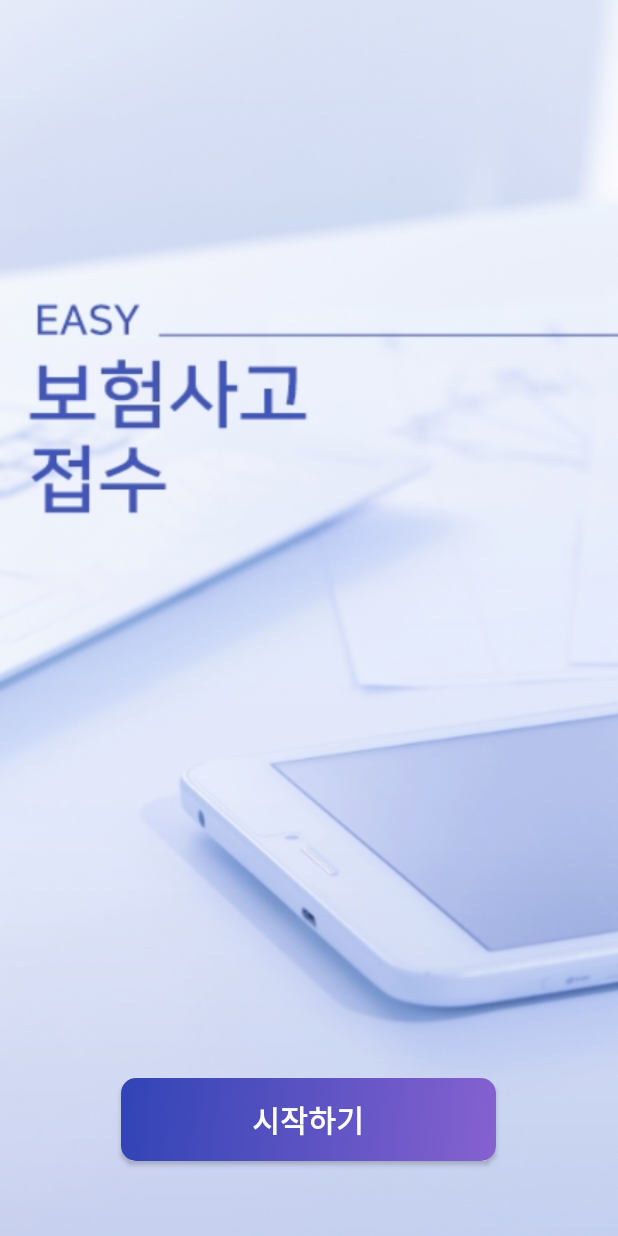
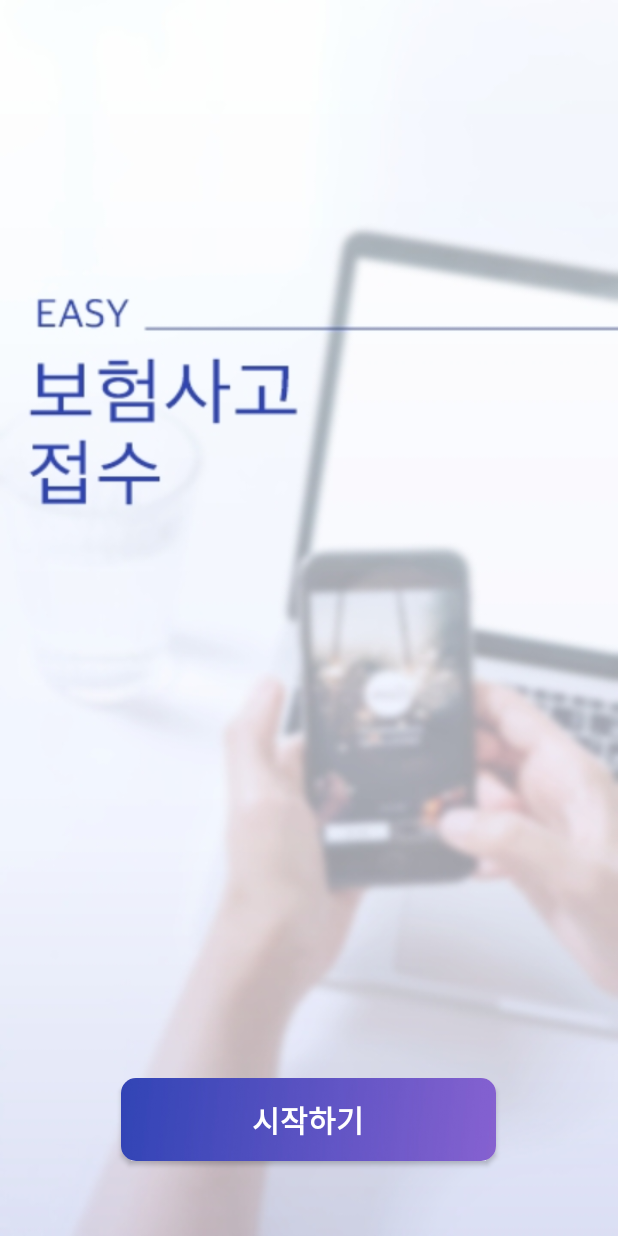
Before and after one commit to pu1et/easy, an Android app: the screen it shows after launch (MainActivity), on a phone screen of 412 x 824 dp. Run offline under Robolectric (Android 15) with nearby library versions, the phone set to English and light mode, and no system bars; libraries missing offline, so code that uses them is left out: com.lakue.lakuepopupactivity.

Commit message:
change mainImage

```diff
--- a/app/build.gradle
+++ b/app/build.gradle
@@ -8,7 +8,7 @@ android {
         applicationId "com.easy.v1"
         minSdkVersion 16
         targetSdkVersion 30
-        versionCode 2
+        versionCode 3
         versionName "1.0"
 
         testInstrumentationRunner "androidx.test.runner.AndroidJUnitRunner"
--- a/app/src/main/res/layout/activity_main.xml
+++ b/app/src/main/res/layout/activity_main.xml
@@ -6,7 +6,7 @@
     android:layout_height="match_parent"
     tools:context=".MainActivity"
     android:orientation="vertical"
-    android:background="@drawable/mainimage"
+    android:background="@drawable/mainimage_utd"
     >
 
 
```
Also changed, not shown: app/src/main/res/drawable-v24/mainimage_utd.jpg (added), 3 other files.
